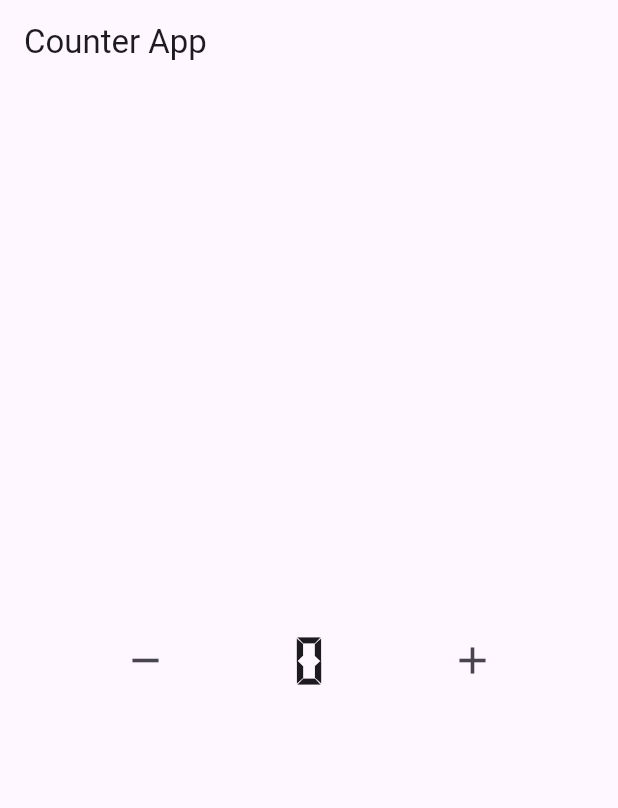
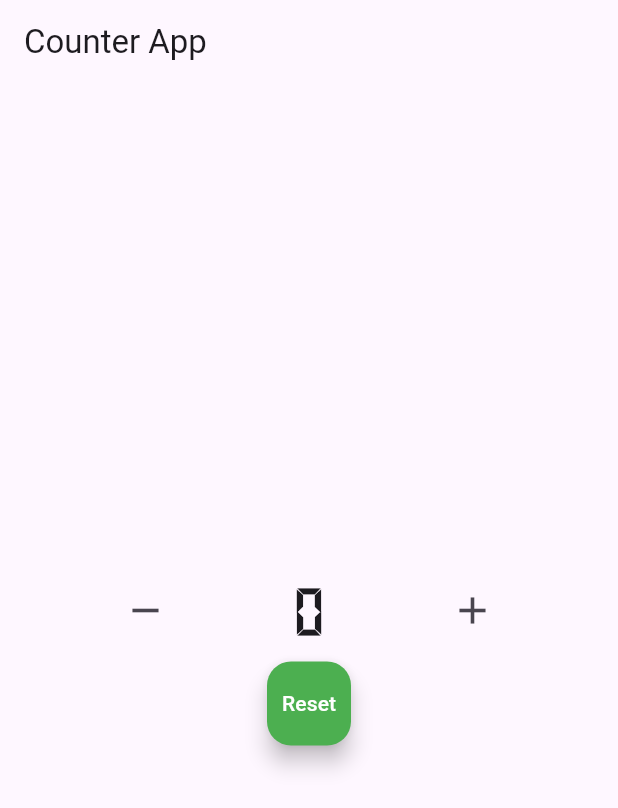
Before and after one commit to aoffahad/counter_app, a Flutter app: the screen it shows after launch, on a phone screen of 412 x 824 dp. Shown: the top 808 px of the screen. Run offline on Flutter 3.47's test engine with Material 3 defaults, Android fonts, the phone set to English and light mode, and no system bars; our stand-ins replace equatable, flutter_bloc.

Commit message:
Reset Button added

```diff
--- a/lib/cubit/counter_cubit.dart
+++ b/lib/cubit/counter_cubit.dart
@@ -17,4 +17,9 @@ class CounterCubit extends Cubit<CounterCubitState> {
 
     emit(CounterValueUpdated(counter: counter));
   }
+
+  void counterReset() {
+    counter = 0;
+    emit(CounterValueUpdated(counter: counter));
+  }
 }
--- a/lib/home_page.dart
+++ b/lib/home_page.dart
@@ -15,7 +15,7 @@ class _HomePageState extends State<HomePage> {
   Widget build(BuildContext context) {
     return Scaffold(
         appBar: AppBar(
-          title: Text("Counter App"),
+          title: const Text("Counter App"),
         ),
         body: BlocBuilder<CounterCubit, CounterCubitState>(
           builder: (context, state) {
@@ -33,6 +33,7 @@ class _HomePageState extends State<HomePage> {
                         icon: const Icon(
                           Icons.remove,
                           size: 30,
+                          weight: 600,
                         ),
                       ),
                       (state is CounterValueUpdated)
@@ -59,7 +60,27 @@ class _HomePageState extends State<HomePage> {
                             size: 30,
                           ))
                     ],
-                  )
+                  ),
+                  const SizedBox(
+                    height: 10,
+                  ),
+                  FloatingActionButton(
+                    onPressed: () {
+                      context.read<CounterCubit>().counterReset();
+                    },
+                    backgroundColor: Colors.green,
+                    splashColor: Colors.amber.withOpacity(0.2),
+                    hoverColor: Colors.black,
+                    child: const Text(
+                      "Reset",
+                      style: TextStyle(color: Colors.white),
+                    ),
+                  ),
+                  // IconButton(
+                  //     onPressed: () {
+                  //       context.read<CounterCubit>().counterReset();
+                  //     },
+                  //     icon: Icon(Icons.loop)),
                 ],
               ),
             );
```
